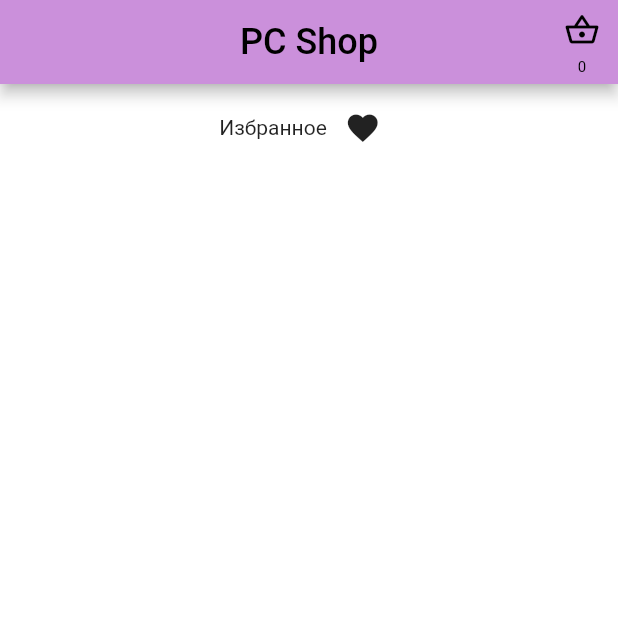
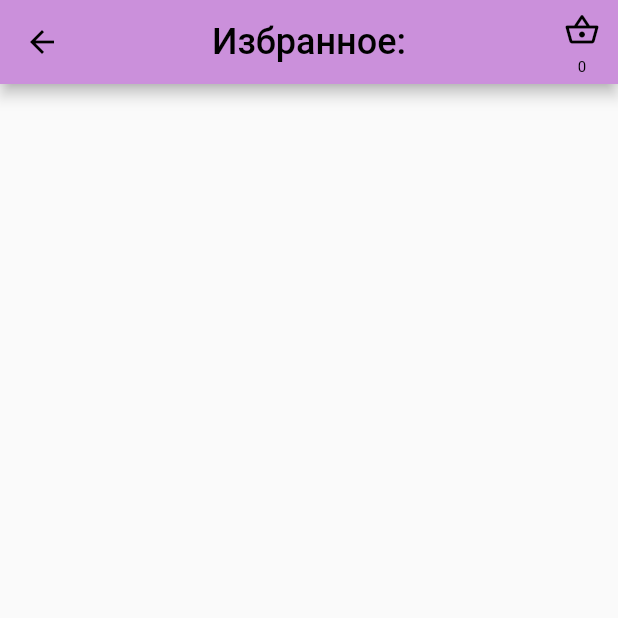
Before and after one commit to Necrofairy/flutter_ivan, a Flutter app: the screen it shows after launch, scrolled down 339 dp, after a tap on the "favorite" icon, on a phone screen of 412 x 824 dp, the top half of it. Run offline on Flutter 3.47's test engine with Material 2 defaults, Android fonts, the phone set to English and light mode, and no system bars.

Commit message:
add new class favorites
One more page Favorites

```diff
--- /dev/null
+++ b/assignments 3/market2/lib/pages/favorites/favorites.dart
@@ -0,0 +1,62 @@
+import 'package:flutter/material.dart';
+import 'package:market2/pages/favorites/widgets/favorites_body_widget.dart';
+import 'package:market2/utils/app_bar_static.dart';
+
+import '../../models/item_model.dart';
+
+class Favorites extends StatefulWidget {
+  final List<ItemModel> favorites;
+  final List<ItemModel> basket;
+  final List<ItemModel> filter;
+  final void Function() setStateParent;
+
+  const Favorites(
+      {Key? key,
+      required this.favorites,
+      required this.basket,
+      required this.filter,
+      required this.setStateParent})
+      : super(key: key);
+
+  @override
+  State<Favorites> createState() => _FavoritesState();
+}
+
+class _FavoritesState extends State<Favorites> {
+  @override
+  Widget build(BuildContext context) {
+    return Scaffold(
+      appBar: AppBarStatic.shopAppBar(
+          child: _iconBasket(), sum: _calculateSum(), title: 'Избранное:'),
+      body: FavoritesBodyWidget(
+        favorites: widget.favorites,
+        basket: widget.basket,
+        filter: widget.filter,
+        setStateParent: widget.setStateParent,
+      ),
+    );
+  }
+
+  String _calculateSum() {
+    if (widget.basket.isEmpty) return '0';
+    int num = 0;
+    int price = 0;
+    for (ItemModel item in widget.basket) {
+      num += item.count;
+      price += item.count * item.price;
+    }
+    return '$num -  \$ $price';
+  }
+
+  Widget _iconBasket() {
+    return Expanded(
+      child: IconButton(
+          icon: const Icon(Icons.shopping_basket_outlined),
+          onPressed: _moveBasket),
+    );
+  }
+
+  void _moveBasket() {
+    Navigator.pushNamed(context, '/basket');
+  }
+}
--- /dev/null
+++ b/assignments 3/market2/lib/pages/favorites/widgets/favorites_body_widget.dart
@@ -0,0 +1,138 @@
+import 'package:flutter/material.dart';
+
+import '../../../models/item_model.dart';
+import '../../../utils/buttons_style.dart';
+import '../../../utils/texts_style.dart';
+import '../../item_info/item_info.dart';
+
+class FavoritesBodyWidget extends StatefulWidget {
+  final List<ItemModel> favorites;
+  final List<ItemModel> basket;
+  final List<ItemModel> filter;
+  final void Function() setStateParent;
+
+  const FavoritesBodyWidget(
+      {Key? key,
+      required this.basket,
+      required this.favorites,
+      required this.filter,
+      required this.setStateParent})
+      : super(key: key);
+
+  @override
+  State<FavoritesBodyWidget> createState() => _FavoritesBodyWidgetState();
+}
+
+class _FavoritesBodyWidgetState extends State<FavoritesBodyWidget> {
+  @override
+  Widget build(BuildContext context) {
+    return _buildGridItems();
+  }
+
+  Widget _buildGridItems() {
+    return GridView.builder(
+        itemCount: widget.favorites.length,
+        gridDelegate: const SliverGridDelegateWithFixedCrossAxisCount(
+            crossAxisCount: 2, crossAxisSpacing: 5, mainAxisSpacing: 5),
+        itemBuilder: _buildItem);
+  }
+
+  Widget _buildItem(BuildContext context, int index) {
+    ItemModel item = widget.favorites[index];
+    return Stack(
+      children: [
+        Padding(
+          padding: const EdgeInsets.all(2.0),
+          child: Material(
+            elevation: 5,
+            shadowColor: _shadowCard(item),
+            child: TextButton(
+              onPressed: () => {_readInfo(context, index)},
+              child: Column(
+                crossAxisAlignment: CrossAxisAlignment.center,
+                mainAxisAlignment: MainAxisAlignment.spaceAround,
+                children: [
+                  Text(
+                    item.name,
+                    maxLines: 1,
+                    overflow: TextOverflow.ellipsis,
+                    style: TextsStyle.title,
+                  ),
+                  const SizedBox(
+                    height: 4,
+                  ),
+                  Expanded(
+                      child: Image.asset(item.mainImage, fit: BoxFit.cover)),
+                  const SizedBox(
+                    height: 4,
+                  ),
+                  Text(
+                    'На складе осталось - ${item.num}',
+                    style: TextsStyle.text,
+                  ),
+                  _buildButton(item),
+                ],
+              ),
+            ),
+          ),
+        ),
+        Container(
+            alignment: Alignment.centerRight,
+            child: IconButton(
+                splashRadius: 1,
+                onPressed: () {
+                  _removeFavorite(item);
+                },
+                icon: const Icon(Icons.favorite)))
+      ],
+    );
+  }
+
+  Color _shadowCard(ItemModel item) {
+    if (item.count == 0) return Colors.black;
+    return Colors.purple;
+  }
+
+  void _readInfo(BuildContext context, int index) {
+    Navigator.push(
+        context,
+        MaterialPageRoute(
+            builder: (context) => ItemInfo(
+                  basket: widget.basket,
+                  item: widget.favorites[index],
+                  setStateParent: widget.setStateParent,
+                )));
+  }
+
+
+  void _removeFavorite(ItemModel item) {
+    int i = widget.favorites.indexOf(item);
+    int index = widget.filter.indexOf(item);
+    widget.filter[index].isFavorite = false;
+    widget.favorites.removeAt(i);
+    widget.setStateParent();
+  }
+
+  Widget _buildButton(ItemModel item) {
+    if (item.num != 0) {
+      return ElevatedButton(
+          style: ButtonsStyle.button,
+          onPressed: () => _buy(item),
+          child: Text('Купить за ${item.price}'));
+    }
+    return ElevatedButton(
+        style: ButtonsStyle.button,
+        onPressed: null,
+        child: Text('Купить за ${item.price}'));
+  }
+
+  void _buy(ItemModel item) {
+    if (item.num == 0) return;
+    item.num--;
+    item.count++;
+    if (!widget.basket.contains(item)) {
+      widget.basket.add(item);
+    }
+    widget.setStateParent();
+  }
+}
--- a/assignments 3/market2/lib/pages/main_page/widgets/shop_widget.dart
+++ b/assignments 3/market2/lib/pages/main_page/widgets/shop_widget.dart
@@ -1,5 +1,6 @@
 import 'package:flutter/material.dart';
 import 'package:market2/models/item_model.dart';
+import 'package:market2/pages/favorites/favorites.dart';
 import 'package:market2/pages/item_info/item_info.dart';
 import 'package:market2/utils/decoration._text_field.dart';
 import 'package:market2/utils/items.dart';
@@ -23,7 +24,6 @@ class _ShopWidgetState extends State<ShopWidget> {
   final _searchController = TextEditingController();
   List<ItemModel> filter = [];
   List<ItemModel> favorite = [];
-  bool isShowFavorite = false;
 
   @override
   void initState() {
@@ -55,32 +55,22 @@ class _ShopWidgetState extends State<ShopWidget> {
     return Padding(
       padding: const EdgeInsets.symmetric(vertical: 5, horizontal: 20),
       child: Row(
-        mainAxisAlignment: isShowFavorite == true
-            ? MainAxisAlignment.center
-            : MainAxisAlignment.start,
         children: [
-          isShowFavorite == false
-              ? Expanded(
+          Expanded(
             flex: 10,
             child: TextField(
               controller: _searchController,
               decoration: DecorationTextField.decoration,
             ),
-                )
-              : const Text('Избранное'),
-          isShowFavorite == false
-              ? Expanded(
+          ),
+          Expanded(
               child: IconButton(
             icon: const Icon(Icons.favorite),
+            splashRadius: 1,
             onPressed: () {
               _showFavorite();
             },
           ))
-              : IconButton(
-                  onPressed: () {
-                    _showFavorite();
-                  },
-                  icon: const Icon(Icons.favorite)),
         ],
       ),
     );
@@ -189,14 +179,14 @@ class _ShopWidgetState extends State<ShopWidget> {
   }
 
   void _showFavorite() {
-    if (isShowFavorite == false) {
-      isShowFavorite = true;
-      filter = favorite;
-    } else {
-      isShowFavorite = false;
-      filter = Items.items;
-    }
-    setState(() {});
+    NavigatorState navigatorState = Navigator.of(context);
+    navigatorState.push(MaterialPageRoute(
+        builder: (context) => Favorites(
+              favorites: favorite,
+              basket: widget.basket,
+              filter: filter,
+              setStateParent: widget.setStateParent,
+            )));
   }
 
   Widget _buildButton(ItemModel item) {
```
Lines whose indentation alone changed are shown as unchanged.
